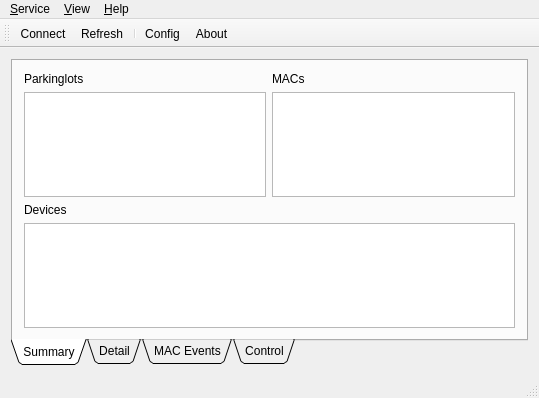
This is pkCtrlPannel/mainwndctrlpannel.ui in 21pages/zpserver as Qt 5 draws it before an edit. The edited form follows.
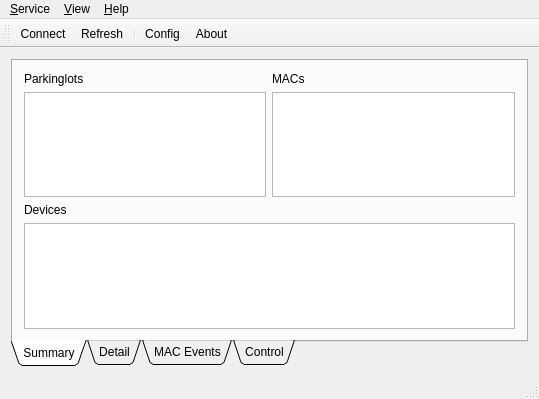
This is the edited form. The open tabs and pages were chosen to show the change. Icons and pictures are not drawn.

```diff
--- a/pkCtrlPannel/mainwndctrlpannel.ui
+++ b/pkCtrlPannel/mainwndctrlpannel.ui
@@ -7,7 +7,7 @@
     <x>0</x>
     <y>0</y>
     <width>539</width>
-    <height>386</height>
+    <height>399</height>
    </rect>
   </property>
   <property name="windowTitle">
@@ -110,6 +110,9 @@
               <height>32</height>
              </size>
             </property>
+            <property name="sortingEnabled">
+             <bool>true</bool>
+            </property>
            </widget>
           </item>
          </layout>
```
Left out of the diff: 20 changed lines with no effect on the pictures.
